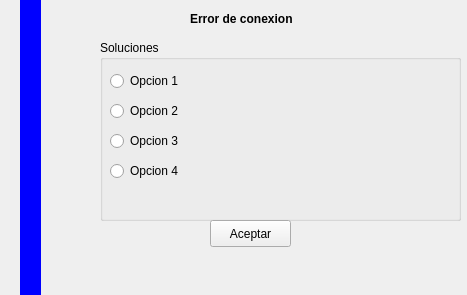
Before: the Qt Designer form gui/mensajeopciones.ui in joselp/observe-qt, drawn with Qt 5.
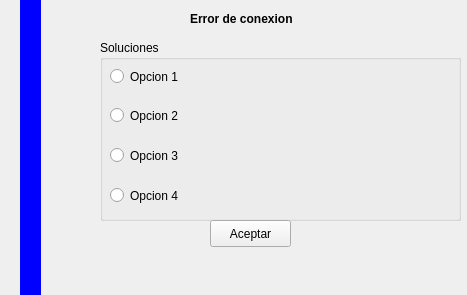
After: the same form once the commit is applied.

```diff
--- a/gui/mensajeopciones.ui
+++ b/gui/mensajeopciones.ui
@@ -41,9 +41,9 @@
     <property name="geometry">
      <rect>
       <x>10</x>
-      <y>30</y>
+      <y>21</y>
       <width>351</width>
-      <height>22</height>
+      <height>31</height>
      </rect>
     </property>
     <property name="text">
@@ -56,7 +56,7 @@
       <x>10</x>
       <y>60</y>
       <width>351</width>
-      <height>22</height>
+      <height>31</height>
      </rect>
     </property>
     <property name="text">
@@ -67,9 +67,9 @@
     <property name="geometry">
      <rect>
       <x>10</x>
-      <y>90</y>
+      <y>100</y>
       <width>351</width>
-      <height>22</height>
+      <height>31</height>
      </rect>
     </property>
     <property name="text">
@@ -80,9 +80,9 @@
     <property name="geometry">
      <rect>
       <x>10</x>
-      <y>120</y>
+      <y>140</y>
       <width>351</width>
-      <height>22</height>
+      <height>31</height>
      </rect>
     </property>
     <property name="text">
```
